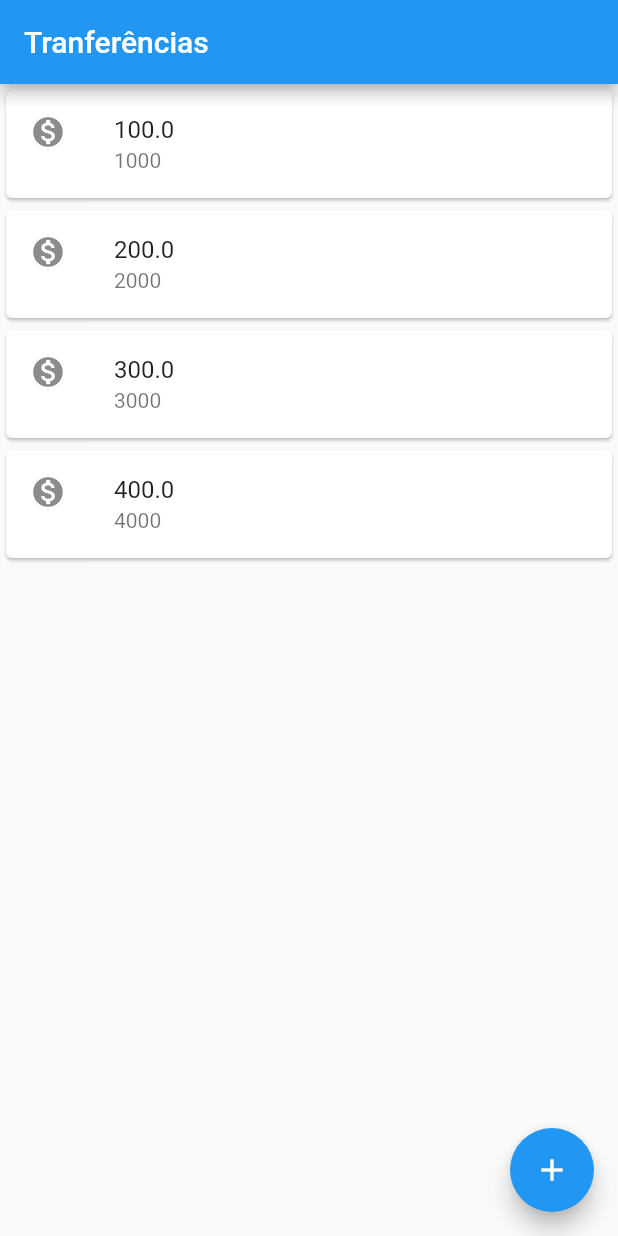
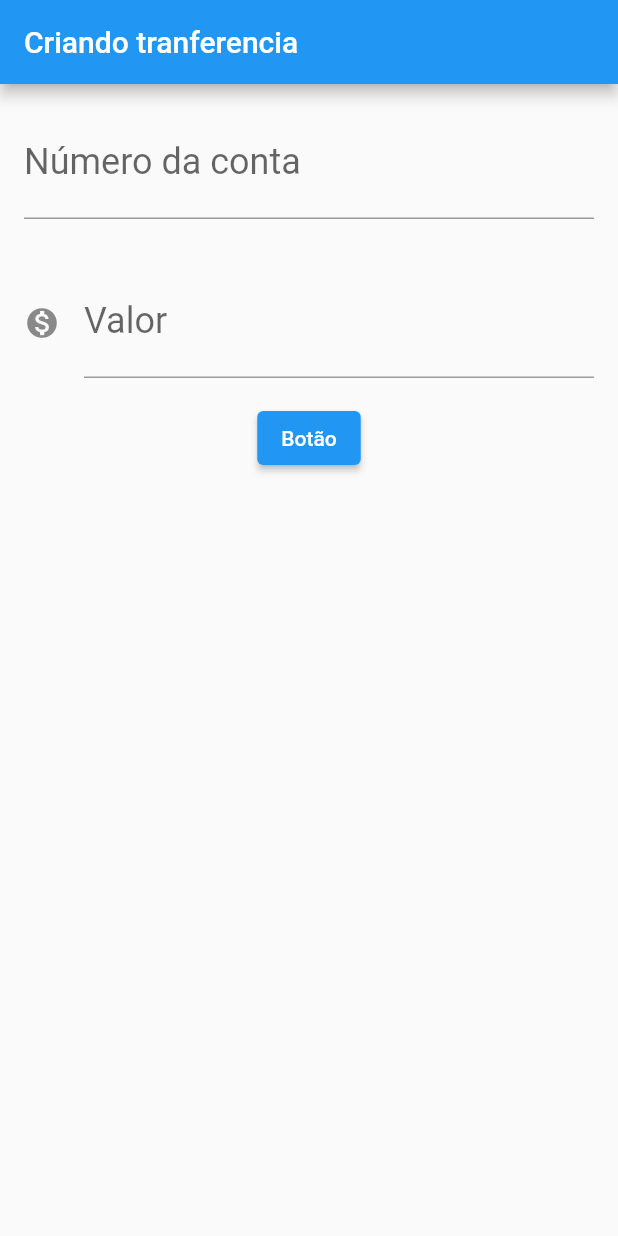
Before and after one commit to lucasfurtado/bytebank, a Flutter app: the screen it shows after launch, on a phone screen of 412 x 824 dp. Run offline on Flutter 3.47's test engine with Material 2 defaults, Android fonts, the phone set to English and light mode, and no system bars.

Commit message:
tela de crianção de tranferencia criada

```diff
--- a/lib/main.dart
+++ b/lib/main.dart
@@ -1,44 +1,96 @@
 import 'package:flutter/material.dart';
 
 void main() {
-  runApp(MaterialApp(
-    home: Scaffold(
-      body: ListaTranferencia(),
+  runApp(ByteBankApp());
+}
+
+class ByteBankApp extends StatelessWidget {
+  const ByteBankApp({Key? key}) : super(key: key);
+
+  @override
+  Widget build(BuildContext context) {
+    return MaterialApp(
+      home: Scaffold(
+        body: FormularioTransferencia(),
+      ),
+    );
+  }
+}
+
+class FormularioTransferencia extends StatelessWidget {
+  const FormularioTransferencia({Key? key}) : super(key: key);
+
+  @override
+  Widget build(BuildContext context) {
+    return Scaffold(
+      appBar: AppBar(
+        title: Text('Criando tranferencia'),
+      ),
+      body: Column(
+        children: [
+          Padding(
+            padding: const EdgeInsets.all(16.0),
+            child: TextField(
+              style: TextStyle(fontSize: 24.0),
+              decoration: InputDecoration(
+                labelText: 'Número da conta',
+                hintText: '0000',
+              ),
+              keyboardType: TextInputType.number,
+            ),
+          ),
+          Padding(
+            padding: const EdgeInsets.all(16.0),
+            child: TextField(
+              style: TextStyle(fontSize: 24.0),
+              decoration: InputDecoration(
+                icon: Icon(Icons.monetization_on),
+                labelText: 'Valor',
+                hintText: '0.00',
+              ),
+              keyboardType: TextInputType.number,
+            ),
+          ),
+          ElevatedButton(
+            onPressed: () => null,
+            child: Text('Botão'),
+          )
+        ],
+      ),
+    );
+  }
+}
+
+class ListaTranferencia extends StatelessWidget {
+  @override
+  Widget build(BuildContext context) {
+    return Scaffold(
       appBar: AppBar(
         title: Text('Tranferências'),
+      ),
+      body: Column(
+        children: <Widget>[
+          ItemTranferencia(Transferencia(100.00, 1000)),
+          ItemTranferencia(Transferencia(200.00, 2000)),
+          ItemTranferencia(Transferencia(300.00, 3000)),
+          ItemTranferencia(Transferencia(400.00, 4000)),
+        ],
       ),
       floatingActionButton: FloatingActionButton(
         child: Icon(Icons.add),
         onPressed: () => null,
       ),
-    ),
-  ));
-}
-
-class ListaTranferencia extends StatelessWidget{
-  @override
-  Widget build(BuildContext context) {
-    // TODO: implement build
-    return Column(
-      children: <Widget> [
-        ItemTranferencia(Transferencia(100.00,1000)),
-        ItemTranferencia(Transferencia(200.00,2000)),
-        ItemTranferencia(Transferencia(300.00,3000)),
-        ItemTranferencia(Transferencia(400.00,4000)),
-      ],
     );
   }
 }
 
-class ItemTranferencia extends StatelessWidget{
-
+class ItemTranferencia extends StatelessWidget {
   final Transferencia _tranferencia;
 
   ItemTranferencia(this._tranferencia);
 
   @override
   Widget build(BuildContext context) {
-    // TODO: implement build
     return Card(
       child: ListTile(
         leading: Icon(Icons.monetization_on),
```
